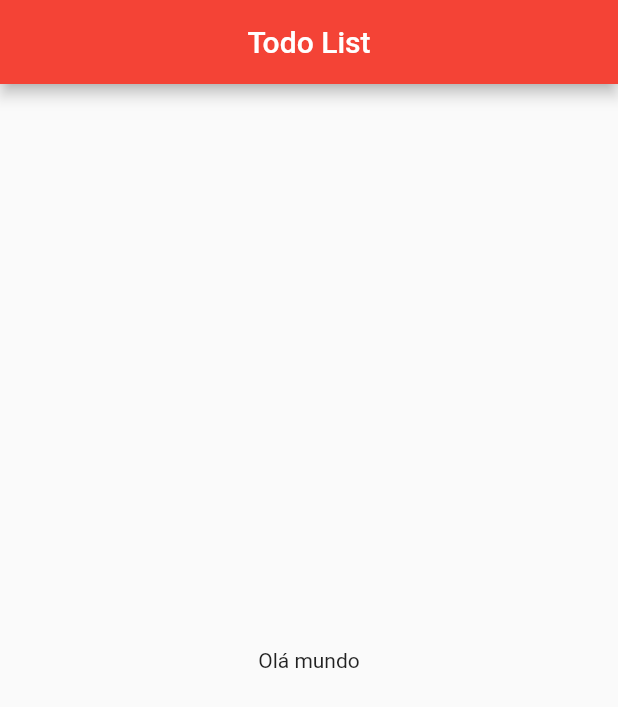
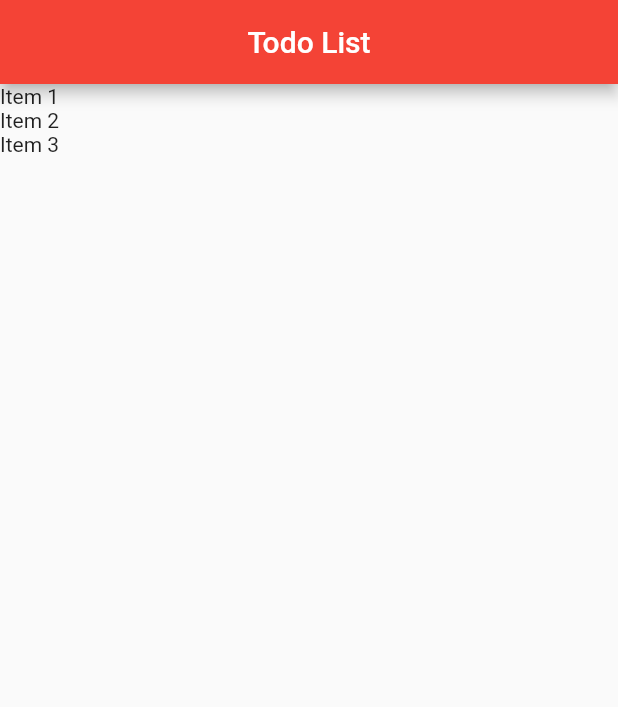
Before and after one commit to KailanySousa/Todo, a Flutter app: the screen it shows after launch, on a phone screen of 412 x 824 dp. Shown: the top 707 px of the screen. Run offline on Flutter 3.47's test engine with Material 2 defaults, Android fonts, the phone set to English and light mode, and no system bars.

Commit message:
Criando ListView na HomePage

```diff
--- a/todo/lib/main.dart
+++ b/todo/lib/main.dart
@@ -1,4 +1,5 @@
-import 'package:flutter/material.dart'; // referência do layout a ser utlizado na aplicação (android ou ios);
+import 'package:flutter/material.dart';
+import 'package:todo/models/item.dart'; // referência do layout a ser utlizado na aplicação (android ou ios);
 
 void main() {
   runApp(MyApp());
@@ -19,21 +20,36 @@ class MyApp extends StatelessWidget {
   }
 }
 
-class HomePage extends StatelessWidget {
+class HomePage extends StatefulWidget {
+  var items = new List<Item>();
+
+  // método construtor
+  HomePage() {
+    items = [];
+    items.add(Item(title: "Item 1", done: false));
+    items.add(Item(title: "Item 2", done: true));
+    items.add(Item(title: "Item 3", done: false));
+  }
+  @override
+  _HomePageState createState() => _HomePageState();
+}
+
+class _HomePageState extends State<HomePage> {
   @override
   Widget build(BuildContext context) {
     return Scaffold(
-      // Scaffold - faz com que o Widget assume o estilo de uma página
-      appBar: AppBar(
-        title: Center(
-          child: Text("Todo List"),
+        // Scaffold - faz com que o Widget assume o estilo de uma página
+        appBar: AppBar(
+          title: Center(
+            child: Text("Todo List"),
+          ),
         ),
-      ),
-      body: Container(
-        child: Center(
-          child: Text("Olá mundo"),
-        ),
-      ),
-    );
+        body: ListView.builder(
+          itemCount: widget.items.length, // tamanho da lista
+          itemBuilder: (BuildContext context, int index) {
+            // função para definir como os items serão montados na tela
+            return Text(widget.items[index].title);
+          },
+        ));
   }
 }
```
